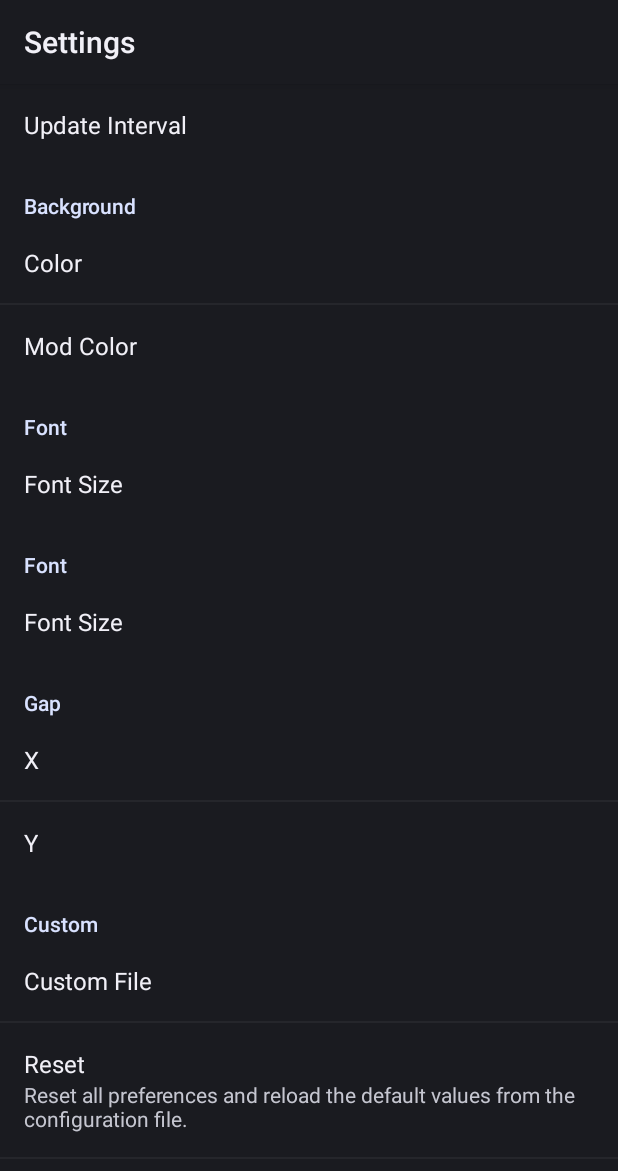
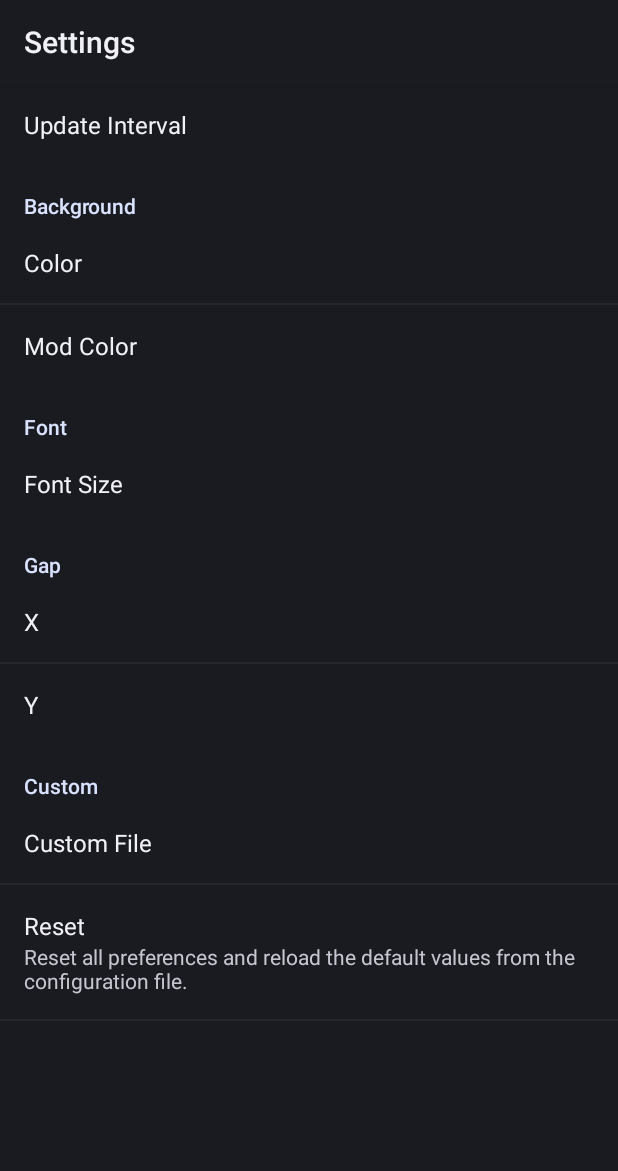
Before and after one commit to teneighty/moss, an Android app: the OverridesActivity screen opened directly, with no data from a screen before it, on a phone screen of 412 x 824 dp. Shown: the top 1171 px of the screen. Run offline under Robolectric (Android 15) with nearby library versions, the phone set to English and light mode, and no system bars.

Commit message:
Removed duplicate preference

```diff
--- a/moss/src/main/res/xml/prefs_overrides.xml
+++ b/moss/src/main/res/xml/prefs_overrides.xml
@@ -25,17 +25,6 @@
             android:title="@string/mod_color_title"
             android:defaultValue="@integer/COLOR_BLACK"
         />
-
-    </PreferenceCategory>
-
-    <PreferenceCategory android:title="@string/font_cat">
-
-        <org.mosspaper.prefs.SizePreference
-            android:key="font_size"
-            android:title="@string/font_size_title"
-            android:singleLine="true"
-            android:numeric="decimal"
-            />
 
     </PreferenceCategory>
 
```
